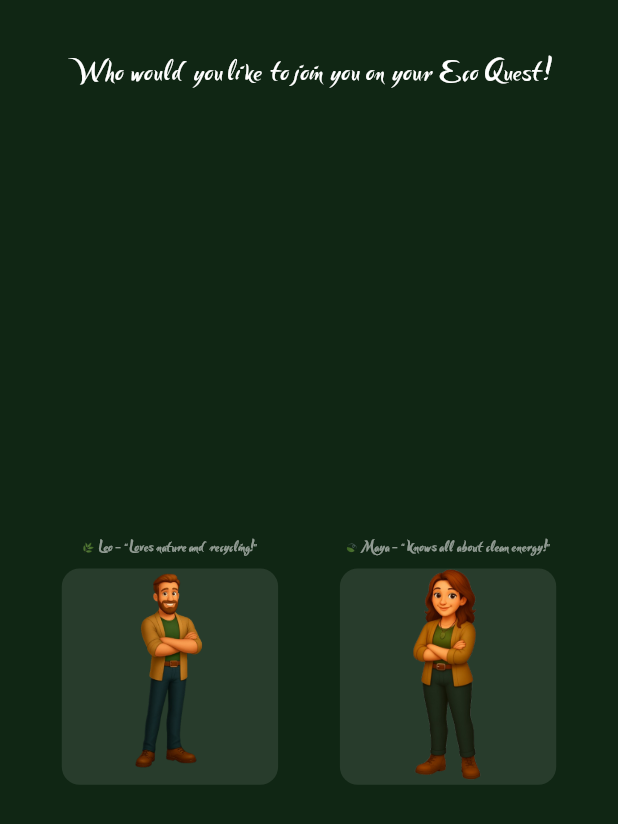
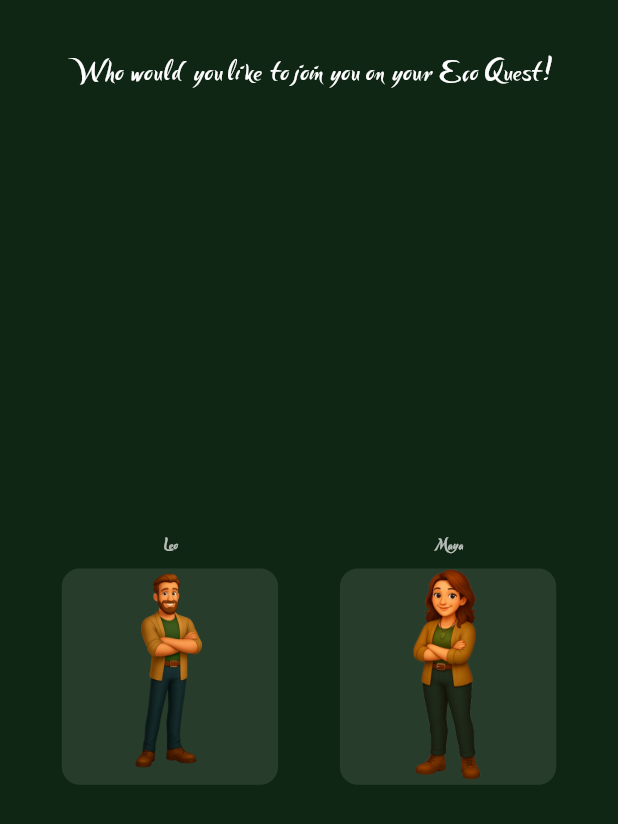
Before and after one commit to KaranPradhan266/EcoQuest, a Flutter app: the CharacterSelection screen opened directly, on a phone screen of 412 x 824 dp. Shown: the top 824 px of the screen. Run offline on Flutter 3.47's test engine with Material 3 defaults, Android fonts, the phone set to English and light mode, and no system bars.

Commit message:
Added files for Character selection

```diff
--- a/ecoquest/lib/character_selection_screen.dart
+++ b/ecoquest/lib/character_selection_screen.dart
@@ -1,4 +1,6 @@
 import 'package:flutter/material.dart';
+import 'package:ecoquest/pollution_selection_screen.dart';
+import 'package:ecoquest/globals.dart';
 
 class CharacterSelection extends StatelessWidget {
   const CharacterSelection({super.key});
@@ -17,7 +19,8 @@ class CharacterSelection extends StatelessWidget {
               padding: EdgeInsets.only(
                 top: screenHeight * 0.05,
                 left: screenWidth * 0.05,
-                  right: screenWidth * 0.05),
+                right: screenWidth * 0.05,
+              ),
               child: Text(
                 'Who would you like to join you on your Eco Quest!',
                 textAlign: TextAlign.center,
@@ -32,10 +35,20 @@ class CharacterSelection extends StatelessWidget {
               child: Row(
                 mainAxisAlignment: MainAxisAlignment.spaceEvenly,
                 children: [
-                  _characterCard('🌿 Leo – “Loves nature and recycling!”', 'assets/img/Leo/Leo_HandsFold.png',
-                      screenWidth),
-                  _characterCard('🍃 Maya – “Knows all about clean energy!”', 'assets/img/Maya/Maya_HandsFold.png',
-                      screenWidth),
+                  _characterCard(
+                    'Leo',
+                    '🌿 Leo – “Loves nature and recycling!”',
+                    'assets/img/Leo/HandsFold.png',
+                    screenWidth,
+                    context,
+                  ),
+                  _characterCard(
+                    'Maya',
+                    '🍃 Maya – “Knows all about clean energy!”',
+                    'assets/img/Maya/HandsFold.png',
+                    screenWidth,
+                    context,
+                  ),
                 ],
               ),
             ),
@@ -45,16 +58,45 @@ class CharacterSelection extends StatelessWidget {
     );
   }
 
-  Widget _characterCard(String name, String imagePath, double screenWidth) {
-    return Column(
+  Widget _characterCard(
+    String name,
+    String text,
+    String imagePath,
+    double screenWidth,
+    BuildContext context,
+  ) {
+    return GestureDetector(
+      onTap: () {
+        // Handle character selection here
+        selectedCharacter = name;
+        Navigator.pushReplacement(
+          context,
+          PageRouteBuilder(
+            pageBuilder:
+                (context, animation, secondaryAnimation) =>
+                    PollutionSelection(),
+            transitionsBuilder: (
+              context,
+              animation,
+              secondaryAnimation,
+              child,
+            ) {
+              return FadeTransition(opacity: animation, child: child);
+            },
+            transitionDuration: Duration(milliseconds: 600), // Customize speed
+          ),
+        );
+      },
+      child: Column(
         mainAxisAlignment: MainAxisAlignment.center,
         children: [
           Text(
             name,
+            textAlign: TextAlign.center,
             style: TextStyle(
               fontSize: screenWidth * 0.015,
-            fontFamily:'Aladdin',
-            color: Colors.white54,
+              fontFamily: 'Aladdin',
+              color: Colors.white70,
               fontWeight: FontWeight.bold,
             ),
           ),
@@ -66,9 +108,13 @@ class CharacterSelection extends StatelessWidget {
               borderRadius: BorderRadius.circular(12),
               color: Colors.white10,
             ),
+            child: ClipRRect(
+              borderRadius: BorderRadius.circular(12),
               child: Image.asset(imagePath, fit: BoxFit.contain),
             ),
+          ),
         ],
+      ),
     );
   }
 }
--- /dev/null
+++ b/ecoquest/lib/globals.dart
@@ -0,0 +1,3 @@
+String selectedCharacter = 'Leo';
+String learningSection = '';
+int page = 0;
--- a/ecoquest/lib/main.dart
+++ b/ecoquest/lib/main.dart
@@ -1,9 +1,10 @@
 import 'package:ecoquest/character_selection_screen.dart';
 import 'package:ecoquest/ecoqueststartscreen.dart';
+import 'package:ecoquest/pollution_selection_screen.dart';
 import 'package:flutter/material.dart';
 
 void main() {
   runApp(MaterialApp(
-    home: StartScreen(),
+    home: PollutionSelection(),
   ));
 }
```
Also changed, not shown: ecoquest/lib/learning_section.dart (added, +11 -0 lines), ecoquest/lib/pollution_selection_screen.dart (added, +129 -0 lines), ecoquest/pubspec.yaml (+8 -2 lines), ecoquest/assets/img/Air.png (added), ecoquest/assets/img/Leo/HandsFold.png (renamed from ecoquest/assets/img/Leo/Leo_HandsFold.png), ecoquest/assets/img/Leo/HandsOpen.png (added), ecoquest/assets/img/Maya/HandsFold.png (renamed from ecoquest/assets/img/Maya/Maya_HandsFold.png), ecoquest/assets/img/Maya/HandsOpen.png (added), ecoquest/assets/img/land.png (added), ecoquest/assets/img/water.png (added). Lines whose indentation alone changed are shown as unchanged.
